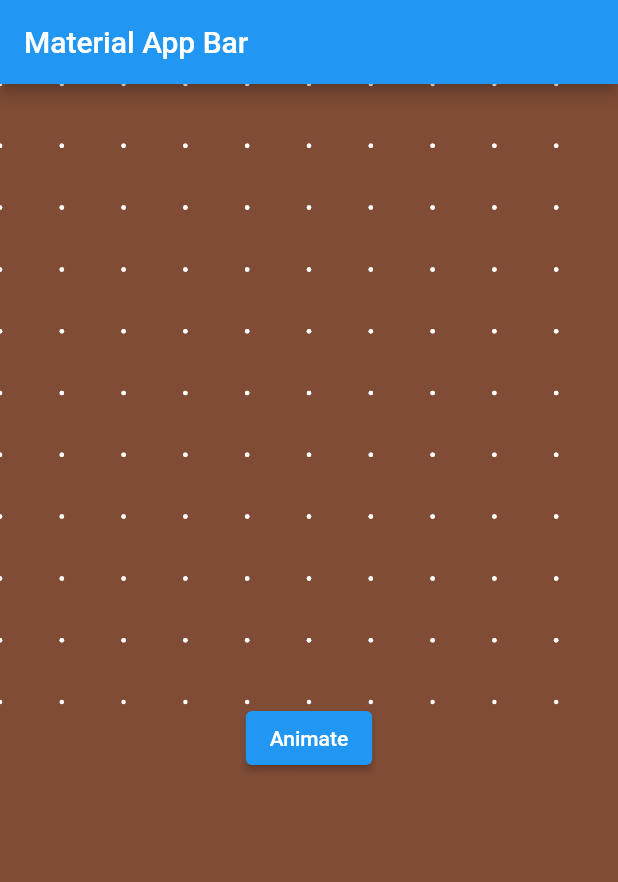
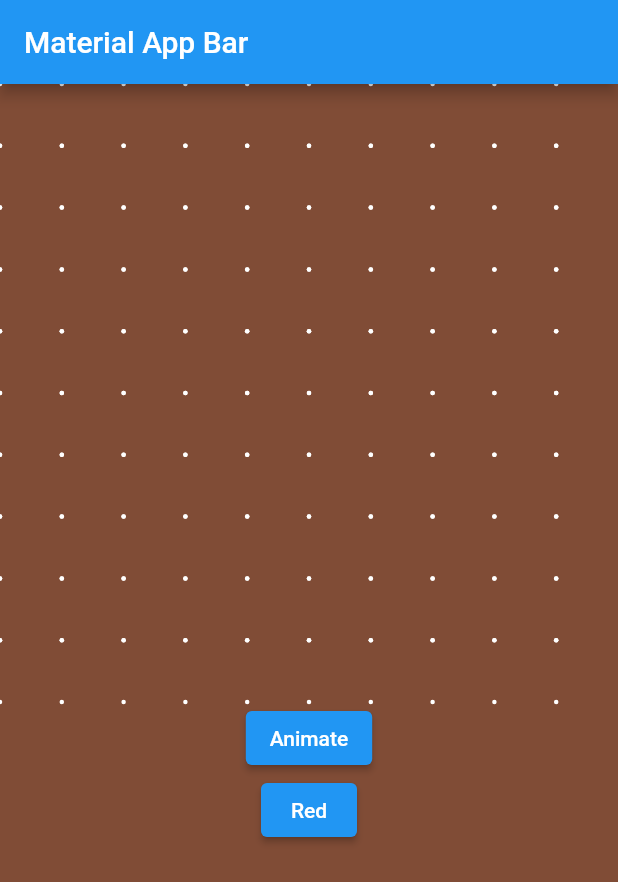
Before and after one commit to jinosh05/custom_paint_eg, a Flutter app: the screen it shows after launch, on a phone screen of 412 x 824 dp. Shown: the top 882 px of the screen. Run offline on Flutter 3.47's test engine with Material 2 defaults, Android fonts, the phone set to English and light mode, and no system bars.

Commit message:
Red color added

```diff
--- a/lib/main.dart
+++ b/lib/main.dart
@@ -27,8 +27,9 @@ class Body extends StatefulWidget {
   State<Body> createState() => _BodyState();
 }
 
-class _BodyState extends State<Body> with SingleTickerProviderStateMixin {
+class _BodyState extends State<Body> with TickerProviderStateMixin {
   late AnimationController _animationController;
+  late Color _color;
 
   @override
   void initState() {
@@ -39,6 +40,7 @@ class _BodyState extends State<Body> with SingleTickerProviderStateMixin {
       duration: const Duration(seconds: 2),
       value: 0.0,
     );
+    _color = Colors.white;
   }
 
   @override
@@ -56,8 +58,10 @@ class _BodyState extends State<Body> with SingleTickerProviderStateMixin {
                     animation: _animationController,
                     builder: (context, child) {
                       return CustomPaint(
-                        painter:
-                            SquarePainter(value: _animationController.value),
+                        painter: SquarePainter(
+                          value: _animationController.value,
+                          color: _color,
+                        ),
                       );
                     }),
               ),
@@ -70,6 +74,20 @@ class _BodyState extends State<Body> with SingleTickerProviderStateMixin {
           },
           child: const Text('Animate'),
         ),
+        ElevatedButton(
+          onPressed: () async {
+            setState(() {
+              _color = Colors.redAccent;
+            });
+
+            await Future.delayed(const Duration(milliseconds: 250), () {
+              setState(() {
+                _color = Colors.white;
+              });
+            });
+          },
+          child: const Text('Red'),
+        ),
       ],
     );
   }
@@ -77,13 +95,17 @@ class _BodyState extends State<Body> with SingleTickerProviderStateMixin {
 
 class SquarePainter extends CustomPainter {
   final double value;
+  final Color? color;
 
-  SquarePainter({required this.value});
+  SquarePainter({
+    required this.value,
+    this.color,
+  });
 
   @override
   void paint(Canvas canvas, Size size) {
     var paint = Paint()
-      ..color = Colors.white
+      ..color = color ?? Colors.white
       ..strokeWidth = 3
       ..style = PaintingStyle.stroke
       ..strokeCap = StrokeCap.round;
```
